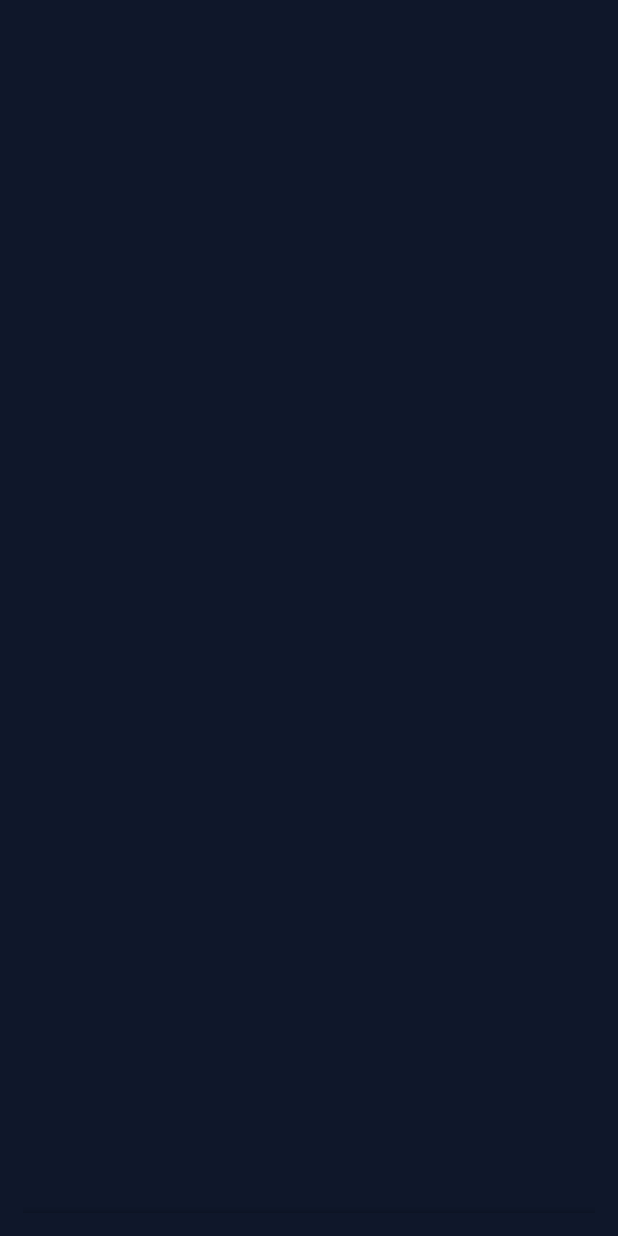
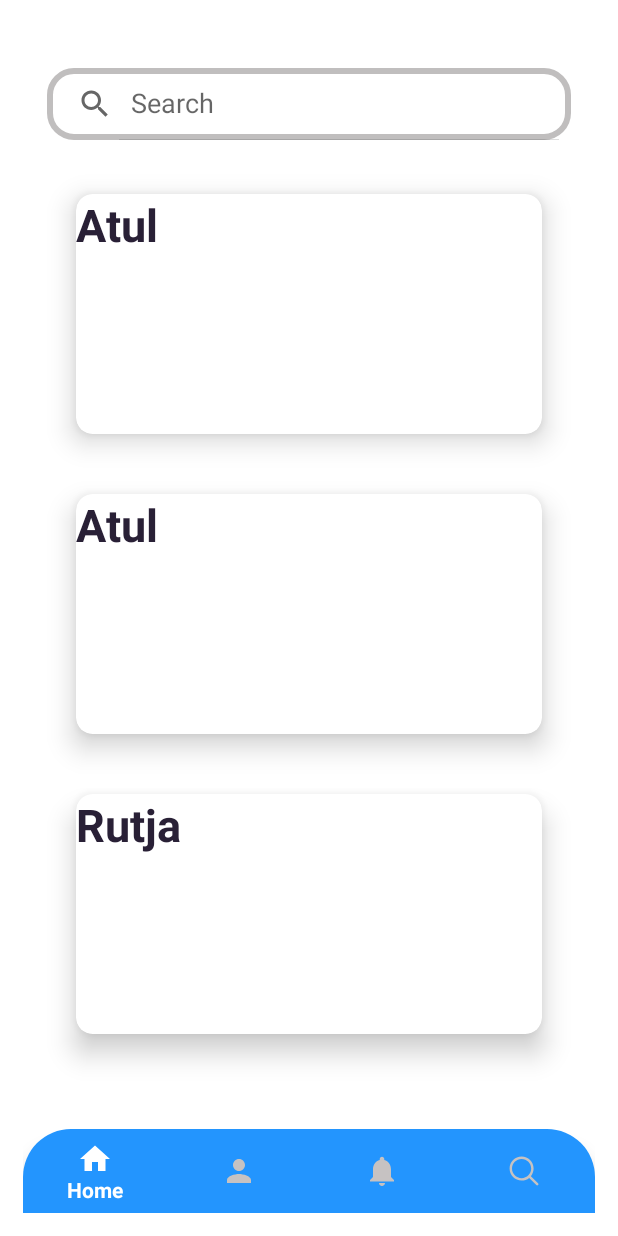
Before and after one commit to Atul457/ProHire-App, an Android app: the HomeActivity screen opened directly, with no data from a screen before it, on a phone screen of 412 x 824 dp. Before the commit the screen is empty. Run offline under Robolectric (Android 15) with nearby library versions, the light colour scheme and no system bars.

Commit message:
Home page flow

```diff
--- a/app/build.gradle
+++ b/app/build.gradle
@@ -21,6 +21,11 @@ android {
             proguardFiles getDefaultProguardFile('proguard-android-optimize.txt'), 'proguard-rules.pro'
         }
     }
+
+    buildFeatures{
+
+        viewBinding true
+    }
 }
 
 dependencies {
--- /dev/null
+++ b/app/src/main/java/com/example/crosstalk/BlankFragment1.java
@@ -0,0 +1,24 @@
+package com.example.crosstalk;
+
+import android.os.Bundle;
+
+import androidx.fragment.app.Fragment;
+
+import android.view.LayoutInflater;
+import android.view.View;
+import android.view.ViewGroup;
+
+public class BlankFragment1 extends Fragment {
+
+
+     View view;
+
+
+    @Override
+    public View onCreateView(LayoutInflater inflater, ViewGroup container,
+                             Bundle savedInstanceState) {
+        // Inflate the layout for this fragment
+        view =  inflater.inflate(R.layout.fragment_blank1, container, false);
+        return view;
+    }
+}
--- /dev/null
+++ b/app/src/main/java/com/example/crosstalk/BlankFragment2.java
@@ -0,0 +1,23 @@
+package com.example.crosstalk;
+
+import android.os.Bundle;
+
+import androidx.cardview.widget.CardView;
+import androidx.fragment.app.Fragment;
+
+import android.view.LayoutInflater;
+import android.view.View;
+import android.view.ViewGroup;
+
+
+public class BlankFragment2 extends Fragment {
+      View view;
+
+    @Override
+    public View onCreateView(LayoutInflater inflater, ViewGroup container,
+                             Bundle savedInstanceState) {
+        // Inflate the layout for this fragment
+        view = inflater.inflate(R.layout.fragment_blank2, container, false);
+        return view;
+    }
+}
--- /dev/null
+++ b/app/src/main/java/com/example/crosstalk/BlankFragment3.java
@@ -0,0 +1,21 @@
+package com.example.crosstalk;
+
+import android.os.Bundle;
+
+import androidx.fragment.app.Fragment;
+
+import android.view.LayoutInflater;
+import android.view.View;
+import android.view.ViewGroup;
+
+
+public class BlankFragment3 extends Fragment {
+
+
+    @Override
+    public View onCreateView(LayoutInflater inflater, ViewGroup container,
+                             Bundle savedInstanceState) {
+        // Inflate the layout for this fragment
+        return inflater.inflate(R.layout.fragment_blank3, container, false);
+    }
+}
--- /dev/null
+++ b/app/src/main/java/com/example/crosstalk/BlankFragment4.java
@@ -0,0 +1,22 @@
+package com.example.crosstalk;
+
+import android.os.Bundle;
+
+import androidx.fragment.app.Fragment;
+
+import android.view.LayoutInflater;
+import android.view.View;
+import android.view.ViewGroup;
+
+
+public class BlankFragment4 extends Fragment {
+
+
+
+    @Override
+    public View onCreateView(LayoutInflater inflater, ViewGroup container,
+                             Bundle savedInstanceState) {
+        // Inflate the layout for this fragment
+        return inflater.inflate(R.layout.fragment_blank4, container, false);
+    }
+}
--- a/app/src/main/java/com/example/crosstalk/HomeActivity.java
+++ b/app/src/main/java/com/example/crosstalk/HomeActivity.java
@@ -1,14 +1,22 @@
 package com.example.crosstalk;
+import android.annotation.SuppressLint;
 import android.os.Bundle;
 
+import android.view.MenuItem;
 import android.view.View;
 import android.widget.Button;
 import android.widget.EditText;
+import android.widget.LinearLayout;
 import android.widget.Toast;
 
+import androidx.annotation.NonNull;
 import androidx.appcompat.app.AppCompatActivity;
+import androidx.fragment.app.FragmentTransaction;
 
 import android.os.Bundle;
+
+import com.google.android.material.bottomnavigation.BottomNavigationView;
+import com.google.android.material.navigation.NavigationBarView;
 
 public class HomeActivity extends AppCompatActivity {
 
@@ -17,13 +25,61 @@ public class HomeActivity extends AppCompatActivity {
     private EditText passwordInput;
     private Button registerButton;
 
+    BottomNavigationView nav;
+
+    BlankFragment1 blankFragment1 = new BlankFragment1();
+    BlankFragment2 blankFragment2 = new BlankFragment2();
+    BlankFragment3 blankFragment3 = new BlankFragment3();
+    BlankFragment4 blankFragment4 = new BlankFragment4();
+
+
+
+
+    @SuppressLint({"WrongViewCast", "MissingInflatedId"})
     @Override
     protected void onCreate(Bundle savedInstanceState) {
         super.onCreate(savedInstanceState);
         setContentView(R.layout.activity_home);
+        getSupportActionBar().hide();
+
+        nav = findViewById(R.id.nav);
+
+        getSupportFragmentManager().beginTransaction().replace(R.id.layout,blankFragment1).commit();
+
+        nav.setOnItemSelectedListener(new NavigationBarView.OnItemSelectedListener() {
+            @Override
+            public boolean onNavigationItemSelected(@NonNull MenuItem item) {
+
+                switch (item.getItemId()){
+
+                    case R.id.home:
+                        getSupportFragmentManager().beginTransaction().replace(R.id.layout,blankFragment1).commit();
+                        Toast.makeText(HomeActivity.this,"Home",Toast.LENGTH_LONG).show();
+                        break;
+
+                    case R.id.search:
+                        getSupportFragmentManager().beginTransaction().replace(R.id.layout,blankFragment2).commit();
+                        Toast.makeText(HomeActivity.this,"search",Toast.LENGTH_LONG).show();
+                        break;
+
+                    case R.id.notification:
+                        getSupportFragmentManager().beginTransaction().replace(R.id.layout,blankFragment3).commit();
+                        Toast.makeText(HomeActivity.this,"notification",Toast.LENGTH_LONG).show();
+                        break;
+
+                    case R.id.account:
+                        getSupportFragmentManager().beginTransaction().replace(R.id.layout,blankFragment4).commit();
+                        Toast.makeText(HomeActivity.this,"account",Toast.LENGTH_LONG).show();
+                        break;
 
 
-        getSupportActionBar().hide();
+                    default:
+
+                }
+
+                return true;
+            }
+        });
 
     }
 }
--- /dev/null
+++ b/app/src/main/res/drawable/baseline_person_24.xml
@@ -0,0 +1,5 @@
+<vector android:height="24dp" android:tint="#000000"
+    android:viewportHeight="24" android:viewportWidth="24"
+    android:width="24dp" xmlns:android="http://schemas.android.com/apk/res/android">
+    <path android:fillColor="@android:color/white" android:pathData="M12,12c2.21,0 4,-1.79 4,-4s-1.79,-4 -4,-4 -4,1.79 -4,4 1.79,4 4,4zM12,14c-2.67,0 -8,1.34 -8,4v2h16v-2c0,-2.66 -5.33,-4 -8,-4z"/>
+</vector>
--- /dev/null
+++ b/app/src/main/res/drawable/baseline_settings_24.xml
@@ -0,0 +1,5 @@
+<vector android:height="24dp" android:tint="#000000"
+    android:viewportHeight="24" android:viewportWidth="24"
+    android:width="24dp" xmlns:android="http://schemas.android.com/apk/res/android">
+    <path android:fillColor="@android:color/white" android:pathData="M19.14,12.94c0.04,-0.3 0.06,-0.61 0.06,-0.94c0,-0.32 -0.02,-0.64 -0.07,-0.94l2.03,-1.58c0.18,-0.14 0.23,-0.41 0.12,-0.61l-1.92,-3.32c-0.12,-0.22 -0.37,-0.29 -0.59,-0.22l-2.39,0.96c-0.5,-0.38 -1.03,-0.7 -1.62,-0.94L14.4,2.81c-0.04,-0.24 -0.24,-0.41 -0.48,-0.41h-3.84c-0.24,0 -0.43,0.17 -0.47,0.41L9.25,5.35C8.66,5.59 8.12,5.92 7.63,6.29L5.24,5.33c-0.22,-0.08 -0.47,0 -0.59,0.22L2.74,8.87C2.62,9.08 2.66,9.34 2.86,9.48l2.03,1.58C4.84,11.36 4.8,11.69 4.8,12s0.02,0.64 0.07,0.94l-2.03,1.58c-0.18,0.14 -0.23,0.41 -0.12,0.61l1.92,3.32c0.12,0.22 0.37,0.29 0.59,0.22l2.39,-0.96c0.5,0.38 1.03,0.7 1.62,0.94l0.36,2.54c0.05,0.24 0.24,0.41 0.48,0.41h3.84c0.24,0 0.44,-0.17 0.47,-0.41l0.36,-2.54c0.59,-0.24 1.13,-0.56 1.62,-0.94l2.39,0.96c0.22,0.08 0.47,0 0.59,-0.22l1.92,-3.32c0.12,-0.22 0.07,-0.47 -0.12,-0.61L19.14,12.94zM12,15.6c-1.98,0 -3.6,-1.62 -3.6,-3.6s1.62,-3.6 3.6,-3.6s3.6,1.62 3.6,3.6S13.98,15.6 12,15.6z"/>
+</vector>
--- /dev/null
+++ b/app/src/main/res/drawable/home_24.xml
@@ -0,0 +1,5 @@
+<vector android:height="24dp" android:tint="#000000"
+    android:viewportHeight="24" android:viewportWidth="24"
+    android:width="24dp" xmlns:android="http://schemas.android.com/apk/res/android">
+    <path android:fillColor="@android:color/white" android:pathData="M10,20v-6h4v6h5v-8h3L12,3 2,12h3v8z"/>
+</vector>
--- /dev/null
+++ b/app/src/main/res/drawable/notifications_24.xml
@@ -0,0 +1,5 @@
+<vector android:height="24dp" android:tint="#000000"
+    android:viewportHeight="24" android:viewportWidth="24"
+    android:width="24dp" xmlns:android="http://schemas.android.com/apk/res/android">
+    <path android:fillColor="@android:color/white" android:pathData="M12,22c1.1,0 2,-0.9 2,-2h-4c0,1.1 0.89,2 2,2zM18,16v-5c0,-3.07 -1.64,-5.64 -4.5,-6.32L13.5,4c0,-0.83 -0.67,-1.5 -1.5,-1.5s-1.5,0.67 -1.5,1.5v0.68C7.63,5.36 6,7.92 6,11v5l-2,2v1h16v-1l-2,-2z"/>
+</vector>
--- /dev/null
+++ b/app/src/main/res/drawable/search.xml
@@ -0,0 +1,9 @@
+<vector xmlns:android="http://schemas.android.com/apk/res/android" xmlns:aapt="http://schemas.android.com/aapt"
+    android:viewportWidth="20"
+    android:viewportHeight="20"
+    android:width="20dp"
+    android:height="20dp">
+    <path
+        android:pathData="M8.66667 2C4.99266 2 2 4.99266 2 8.66667C2 12.3407 4.99266 15.3333 8.66667 15.3333C10.2643 15.3333 11.7316 14.766 12.8815 13.8242L16.862 17.8047C16.9234 17.8687 16.997 17.9198 17.0784 17.9549C17.1598 17.9901 17.2474 18.0087 17.3361 18.0096C17.4248 18.0105 17.5128 17.9937 17.5949 17.9602C17.6771 17.9267 17.7517 17.8771 17.8144 17.8144C17.8771 17.7517 17.9267 17.6771 17.9602 17.5949C17.9937 17.5128 18.0105 17.4248 18.0096 17.3361C18.0087 17.2474 17.9901 17.1598 17.9549 17.0784C17.9198 16.997 17.8687 16.9234 17.8047 16.862L13.8242 12.8815C14.766 11.7316 15.3333 10.2643 15.3333 8.66667C15.3333 4.99266 12.3407 2 8.66667 2ZM8.66667 3.33333C11.6201 3.33333 14 5.71325 14 8.66667C14 11.6201 11.6201 14 8.66667 14C5.71325 14 3.33333 11.6201 3.33333 8.66667C3.33333 5.71325 5.71325 3.33333 8.66667 3.33333Z"
+        android:fillColor="#000000" />
+</vector>
--- /dev/null
+++ b/app/src/main/res/drawable/searchview_background.xml
@@ -0,0 +1,14 @@
+<?xml version="1.0" encoding="utf-8"?>
+<shape xmlns:tools="http://schemas.android.com/tools"
+    xmlns:android="http://schemas.android.com/apk/res/android"
+    tools:ignore="ExtraText">
+    android:shape="rectangle">
+
+    <corners
+        android:radius="16dp"/>
+    <stroke
+        android:color="#C0BEBE"
+        android:width="4dp"/>
+
+
+</shape>
--- /dev/null
+++ b/app/src/main/res/drawable/shape.xml
@@ -0,0 +1,11 @@
+<?xml version="1.0" encoding="utf-8"?>
+<shape xmlns:android="http://schemas.android.com/apk/res/android">
+
+    <solid
+        android:color="@color/lightBlue"/>
+    <corners
+        android:topLeftRadius="32dp"
+        android:topRightRadius="32dp"/>
+
+
+</shape>
--- /dev/null
+++ b/app/src/main/res/drawable/slllll.xml
@@ -0,0 +1,14 @@
+<?xml version="1.0" encoding="utf-8"?>
+<selector xmlns:android="http://schemas.android.com/apk/res/android">
+
+    <item
+        android:color="#fff"
+        android:state_selected="true"/>
+
+    <item
+        android:color="#C6C2C2"
+        android:state_selected="false"/>
+
+
+
+</selector>
--- a/app/src/main/res/layout/activity_home.xml
+++ b/app/src/main/res/layout/activity_home.xml
@@ -1,21 +1,29 @@
 <?xml version="1.0" encoding="utf-8"?>
-<RelativeLayout
-    xmlns:android="http://schemas.android.com/apk/res/android"
+<RelativeLayout xmlns:android="http://schemas.android.com/apk/res/android"
     xmlns:tools="http://schemas.android.com/tools"
     android:layout_width="match_parent"
     android:layout_height="match_parent"
-    android:background="#0F172A"
+    xmlns:app="http://schemas.android.com/apk/res-auto"
+    android:background="@color/white"
     android:padding="15dp"
     tools:context=".HomeActivity">
 
-    <com.google.android.material.bottomappbar.BottomAppBar
+    <FrameLayout
+        android:layout_width="match_parent"
+        android:layout_height="match_parent"
+        android:id="@+id/layout"
+        android:layout_above="@+id/nav"/>
 
+
+    <com.google.android.material.bottomnavigation.BottomNavigationView
         android:layout_width="match_parent"
         android:layout_height="wrap_content"
-        android:layout_alignParentBottom="true"
-        tools:ignore="BottomAppBar">
-
-    </com.google.android.material.bottomappbar.BottomAppBar>
+        android:id="@+id/nav"
+        app:menu="@menu/menu_bar"
+        android:background="@drawable/shape"
+        app:itemTextColor="@drawable/slllll"
+        app:itemIconTint="@drawable/slllll"
+        android:layout_alignParentBottom="true"/>
 
 
 
--- /dev/null
+++ b/app/src/main/res/layout/fragment_blank1.xml
@@ -0,0 +1,84 @@
+<?xml version="1.0" encoding="utf-8"?>
+<LinearLayout xmlns:android="http://schemas.android.com/apk/res/android"
+    xmlns:tools="http://schemas.android.com/tools"
+    android:layout_width="match_parent"
+    android:layout_height="match_parent"
+    xmlns:app="http://schemas.android.com/apk/res-auto"
+    tools:context=".BlankFragment2"
+    android:orientation="vertical">
+
+
+    <SearchView
+        android:layout_width="match_parent"
+        android:layout_height="wrap_content"
+        android:id="@+id/search_hf"
+        android:queryHint="Search"
+        android:iconifiedByDefault="false"
+        android:layout_marginHorizontal="16dp"
+        android:layout_marginTop="30dp"
+        android:layout_marginBottom="16dp"
+        android:background="@drawable/searchview_background" />
+
+
+       <androidx.cardview.widget.CardView
+           android:layout_width="340dp"
+           android:layout_height="200dp"
+           android:id="@+id/card_Hf"
+           app:cardElevation="11dp"
+           android:layout_gravity="center"
+           app:cardCornerRadius="11dp"
+           app:cardUseCompatPadding="true">
+
+           <TextView
+               android:layout_width="wrap_content"
+               android:layout_height="match_parent"
+               android:text="Atul"
+               android:textColor="@color/black_shade_1"
+               android:textStyle="bold"
+               android:textSize="30sp"/>
+
+
+       </androidx.cardview.widget.CardView>
+
+       <androidx.cardview.widget.CardView
+           android:layout_width="340dp"
+           android:layout_height="200dp"
+           android:id="@+id/card_Hf1"
+           app:cardElevation="11dp"
+           android:layout_gravity="center"
+           app:cardCornerRadius="11dp"
+           app:cardUseCompatPadding="true">
+
+           <TextView
+               android:layout_width="wrap_content"
+               android:layout_height="match_parent"
+               android:text="Atul"
+               android:textColor="@color/black_shade_1"
+               android:textStyle="bold"
+               android:textSize="30sp"/>
+
+
+       </androidx.cardview.widget.CardView>
+
+       <androidx.cardview.widget.CardView
+           android:layout_width="340dp"
+           android:layout_height="200dp"
+           android:id="@+id/card_Hf2"
+           app:cardElevation="11dp"
+           android:layout_gravity="center"
+           app:cardCornerRadius="11dp"
+           app:cardUseCompatPadding="true">
+
+           <TextView
+               android:layout_width="wrap_content"
+               android:layout_height="match_parent"
+               android:text="Rutja"
+               android:textColor="@color/black_shade_1"
+               android:textStyle="bold"
+               android:textSize="30sp"/>
+
+
+       </androidx.cardview.widget.CardView>
+
+
+</LinearLayout>
--- /dev/null
+++ b/app/src/main/res/menu/menu_bar.xml
@@ -0,0 +1,27 @@
+<?xml version="1.0" encoding="utf-8"?>
+<menu xmlns:android="http://schemas.android.com/apk/res/android">
+
+
+
+    <item
+        android:id="@+id/home"
+        android:icon="@drawable/home_24"
+        android:title="Home"/>
+
+    <item
+        android:id="@+id/account"
+        android:icon="@drawable/person"
+        android:title="Account"/>
+
+    <item
+        android:id="@+id/notification"
+        android:icon="@drawable/notifications_24"
+        android:title="notification bar"/>
+
+    <item
+        android:id="@+id/search"
+        android:icon="@drawable/search"
+        android:title="search"/>
+
+
+</menu>
```
Also changed, not shown: app/src/main/res/layout/fragment_blank2.xml (added, +27 -0 lines), app/src/main/res/layout/fragment_blank3.xml (added, +21 -0 lines), app/src/main/res/layout/fragment_blank4.xml (added, +20 -0 lines).
